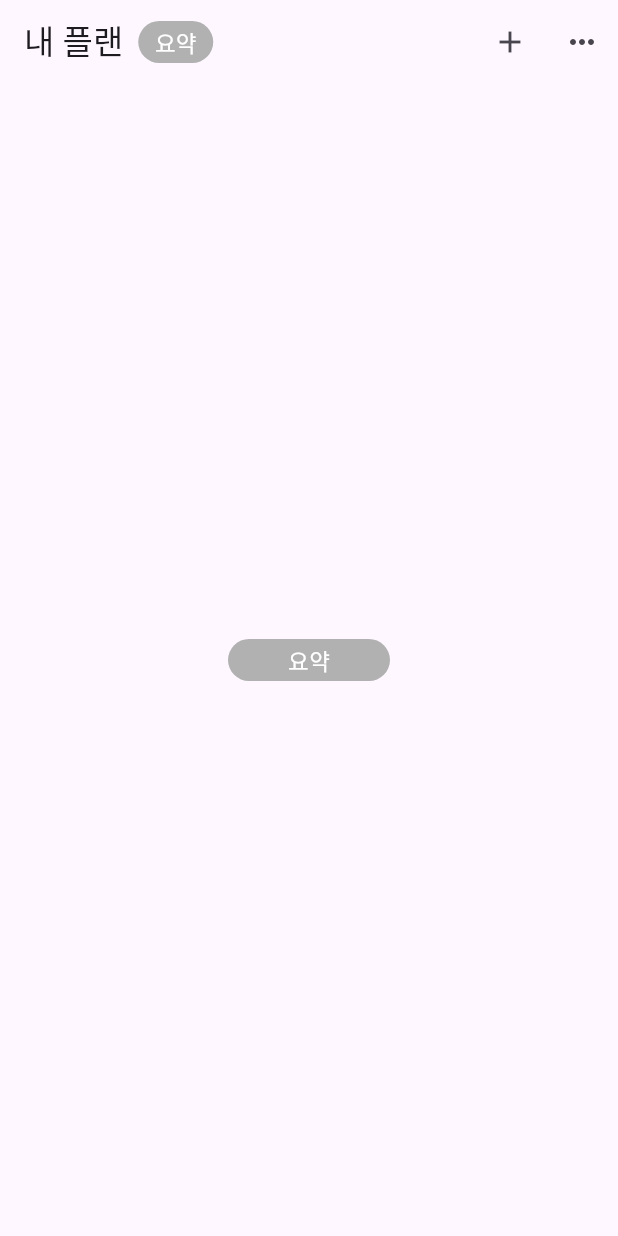
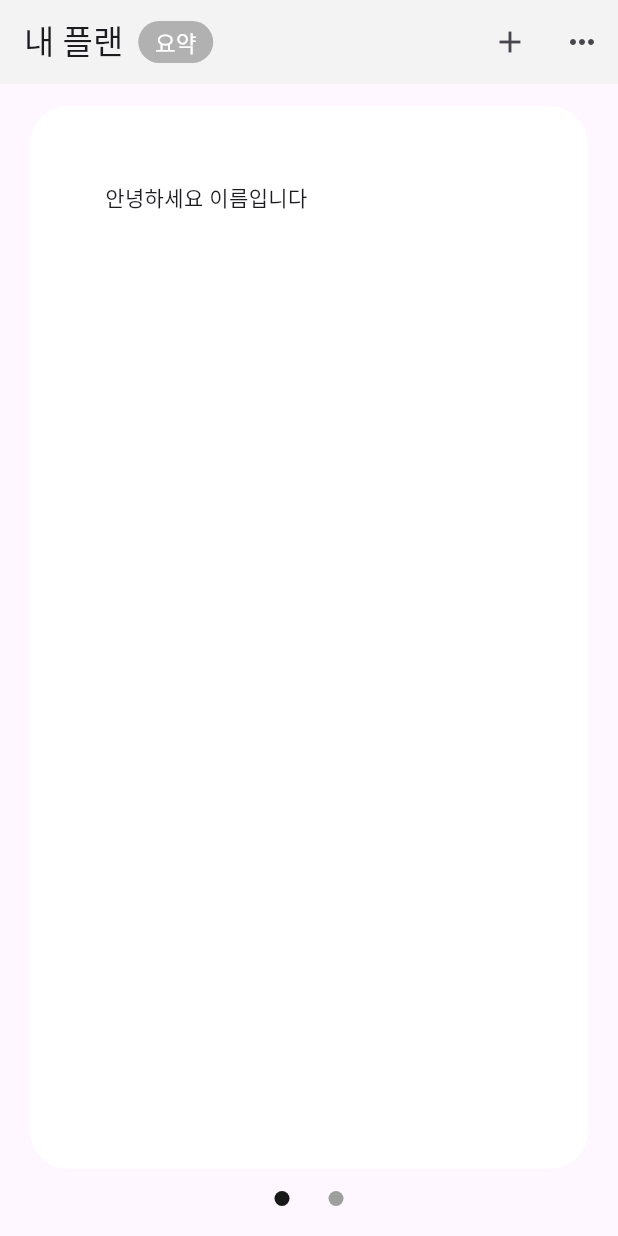
Before and after one commit to flutter-fantastic-crew/nangkong, a Flutter app: the screen it shows after launch, on a phone screen of 412 x 824 dp. Run offline on Flutter 3.47's test engine with Material 3 defaults, Android fonts, the phone set to English and light mode, and no system bars.

Commit message:
APP Bar 추가~!

```diff
--- /dev/null
+++ b/lib/entity/plan_data_entity.dart
@@ -0,0 +1,26 @@
+import 'package:flutter/material.dart';
+import 'package:nangkong/entity/plan_history_entity.dart';
+
+class PlanDataEntity {
+  int planId; // 플랜아이디
+  DateTime planStartDate; // 플랜 시작일
+  DateTime planEndDate; // 플랜 종료일
+  String planMemo; // 플랜 설명 (메모)
+  String planName; // 플랜 이름
+  String planIcon; // 플랜 아이콘
+  List<PlanHistoryEntity> planHistory; // 플랜예산 기록 리스트
+  int totalPlan; // 총금액
+
+  PlanDataEntity(
+      {required this.planId,
+      required this.planStartDate,
+      required this.planEndDate,
+      required this.planMemo,
+      required this.planName,
+      required this.planIcon,
+      required this.planHistory,
+      required this.totalPlan});
+
+  int get totalExpenses =>
+      planHistory.map((e) => e.expenses).reduce((sum, value) => sum + value);
+}
--- /dev/null
+++ b/lib/entity/plan_history_entity.dart
@@ -0,0 +1,15 @@
+class PlanHistoryEntity {
+  int planHistoryId; // 예산기록 아이디
+  int expenses; // 소비 금액
+  String memo; // 메모
+  String type; // 소비, 수입
+  DateTime createAt; // 기록 남긴일
+
+  PlanHistoryEntity({
+    required this.planHistoryId,
+    required this.expenses,
+    required this.memo,
+    required this.type,
+    required this.createAt,
+  });
+}
--- a/lib/home_page.dart
+++ b/lib/home_page.dart
@@ -1,43 +1,66 @@
 import 'package:flutter/material.dart';
-import 'package:nangkong/widget/badge2_widget.dart';
-import 'package:nangkong/widget/badge_widget.dart';
+import 'package:provider/provider.dart';
+import 'package:nangkong/widget/appbar_widget.dart';
+import 'package:nangkong/view_model/home_page_view_model.dart';
 
 class HomePage extends StatelessWidget {
   @override
   Widget build(BuildContext context) {
     return Scaffold(
-      appBar: AppBar(
-        title: Row(
-          children: [
-            Text('내 플랜'),
-            Padding(
-              padding: const EdgeInsets.all(10.0),
-              child: SizedBox(
-                width: 50,
-                child: BadgeWidget2(badgeText: "요약"),
-              ),
-            ),
-          ],
-        ),
-        actions: <Widget>[
-          IconButton(
-            icon: Icon(Icons.add),
-            onPressed: () {
-              // 더보기 버튼이 눌렸을 때 수행할 동작 추가
-            },
-          ),
-          IconButton(
-            icon: Icon(Icons.more_horiz),
-            onPressed: () {
-              // 더보기 버튼이 눌렸을 때 수행할 동작 추가
-            },
-          ),
-        ],
-      ),
-      body: Center(
-        child: SizedBox(
-          width: 108,
-          child: BadgeWidget2(badgeText: "요약"),
+      appBar: AppbarWidget(),
+      body: SafeArea(
+        child: ChangeNotifierProvider<HomePageViewModel>(
+          create: (_) => HomePageViewModel(),
+          builder: (context, child) {
+            return Column(
+              children: [
+                Consumer<HomePageViewModel>(
+                    builder: (context, homePageViewModel, child) {
+                  return Expanded(
+                    child: PageView.builder(
+                        onPageChanged: homePageViewModel.changePage,
+                        controller: homePageViewModel.planSliderController,
+                        itemBuilder: (context, index) {
+                          return Container(
+                            padding: const EdgeInsets.all(50),
+                            margin: const EdgeInsets.symmetric(
+                                horizontal: 20, vertical: 15),
+                            decoration: BoxDecoration(
+                              borderRadius: BorderRadius.circular(25),
+                              color: Colors.white,
+                            ),
+                            child:
+                                Text(homePageViewModel.plans[index].planName),
+                          );
+                        },
+                        itemCount: homePageViewModel.plans.length),
+                  );
+                }),
+                Container(
+                  margin: const EdgeInsets.only(bottom: 20),
+                  height: 10,
+                  child: Row(
+                    mainAxisAlignment: MainAxisAlignment.center,
+                    children: List<Widget>.generate(
+                        context.watch<HomePageViewModel>().plans.length,
+                        (index) => Padding(
+                              padding:
+                                  const EdgeInsets.symmetric(horizontal: 10),
+                              child: CircleAvatar(
+                                radius: 8,
+                                backgroundColor: context
+                                            .watch<HomePageViewModel>()
+                                            .currentPage ==
+                                        index
+                                    ? const Color(0xFF181818)
+                                    : Colors.grey,
+                              ),
+                            )),
+                  ),
+                )
+              ],
+            );
+          },
         ),
       ),
     );
--- /dev/null
+++ b/lib/view_model/home_page_view_model.dart
@@ -0,0 +1,72 @@
+import 'package:flutter/material.dart';
+import 'package:nangkong/entity/plan_data_entity.dart';
+import 'package:nangkong/entity/plan_history_entity.dart';
+
+class HomePageViewModel with ChangeNotifier {
+  final planSliderController = PageController(initialPage: 0);
+
+  final List<PlanDataEntity> _plans = [
+    PlanDataEntity(
+        planId: 0,
+        planStartDate: DateTime.now(),
+        planEndDate: DateTime.now(),
+        planMemo: "메모메모메모메모",
+        planName: "안녕하세요 이름입니다",
+        planIcon: "아이콘",
+        planHistory: [
+          PlanHistoryEntity(
+            planHistoryId: 0,
+            memo: "메모메모",
+            type: "테슷트타입",
+            createAt: DateTime.now(),
+            expenses: 100,
+          ),
+          PlanHistoryEntity(
+            planHistoryId: 1,
+            memo: "메모메모1",
+            type: "테슷트타입",
+            createAt: DateTime.now(),
+            expenses: 200,
+          )
+        ],
+        totalPlan: 1000),
+    PlanDataEntity(
+        planId: 0,
+        planStartDate: DateTime.now(),
+        planEndDate: DateTime.now(),
+        planMemo: "안뇽하세요",
+        planName: "두개일때만 움직이넹",
+        planIcon: "아이콘",
+        planHistory: [
+          PlanHistoryEntity(
+            planHistoryId: 0,
+            memo: "메모메모",
+            type: "테슷트타입",
+            createAt: DateTime.now(),
+            expenses: 100,
+          ),
+          PlanHistoryEntity(
+            planHistoryId: 1,
+            memo: "메모메모1",
+            type: "테슷트타입",
+            createAt: DateTime.now(),
+            expenses: 200,
+          )
+        ],
+        totalPlan: 1000)
+  ];
+  List<PlanDataEntity> get plans => _plans;
+
+  int _currentPage = 0;
+  int get currentPage => _currentPage;
+
+  void changePage(int currentPage) {
+    _currentPage = currentPage;
+    notifyListeners();
+  }
+
+  void addPlan(PlanDataEntity plan) {
+    _plans.add(plan);
+    notifyListeners();
+  }
+}
--- /dev/null
+++ b/lib/widget/appbar_widget.dart
@@ -0,0 +1,35 @@
+import 'package:flutter/material.dart';
+import 'badge_widget.dart';
+
+class AppbarWidget extends AppBar {
+  AppbarWidget()
+      : super(
+          backgroundColor: Color(0xFFF3F3F3),
+          title: Row(
+            children: [
+              Text('내 플랜'),
+              Container(
+                margin: const EdgeInsets.all(10.0),
+                child: SizedBox(
+                  width: 50,
+                  child: BadgeWidget(badgeText: "요약"),
+                ),
+              ),
+            ],
+          ),
+          actions: <Widget>[
+            IconButton(
+              icon: Icon(Icons.add),
+              onPressed: () {
+                // 더보기 버튼이 눌렸을 때 수행할 동작 추가
+              },
+            ),
+            IconButton(
+              icon: Icon(Icons.more_horiz),
+              onPressed: () {
+                // 더보기 버튼이 눌렸을 때 수행할 동작 추가
+              },
+            ),
+          ],
+        );
+}
--- a/lib/widget/badge2_widget.dart
+++ /dev/null
@@ -1,20 +0,0 @@
-import 'package:flutter/material.dart';
-
-class BadgeWidget2 extends Container {
-  BadgeWidget2({required this.badgeText})
-      : super(
-    height: 28,
-    width: double.infinity,
-    decoration: BoxDecoration(
-      borderRadius: BorderRadius.circular(50),
-      color: Color(0xffB1B1B1),
-    ),
-    alignment: Alignment.center,
-    child: Text(
-      badgeText,
-      style: TextStyle(fontSize: 15, color: Color(0xffffffff)),
-    ),
-  );
-
-  final String badgeText;
-}
--- a/lib/widget/badge_widget.dart
+++ b/lib/widget/badge_widget.dart
@@ -1,14 +1,9 @@
 import 'package:flutter/material.dart';
 
-class BadgeWidget extends StatelessWidget {
-  BadgeWidget({required this.badgeText});
-
-  final String badgeText;
-
-  @override
-  Widget build(BuildContext context) {
-    return Container(
-      height: 66,
+class BadgeWidget extends Container {
+  BadgeWidget({required this.badgeText})
+      : super(
+    height: 28,
     width: double.infinity,
     decoration: BoxDecoration(
       borderRadius: BorderRadius.circular(50),
@@ -17,8 +12,9 @@ class BadgeWidget extends StatelessWidget {
     alignment: Alignment.center,
     child: Text(
       badgeText,
-        style: TextStyle(fontSize: 40, color: Color(0xffffffff)),
+      style: TextStyle(fontSize: 15, color: Color(0xffffffff)),
     ),
   );
+
+  final String badgeText;
 }
-}
--- a/pubspec.yaml
+++ b/pubspec.yaml
@@ -30,6 +30,7 @@ environment:
 dependencies:
   flutter:
     sdk: flutter
+  provider: ^6.1.1
 
 
   # The following adds the Cupertino Icons font to your application.
```
Also changed, not shown: 1 other file. Lines whose indentation alone changed are shown as unchanged.
